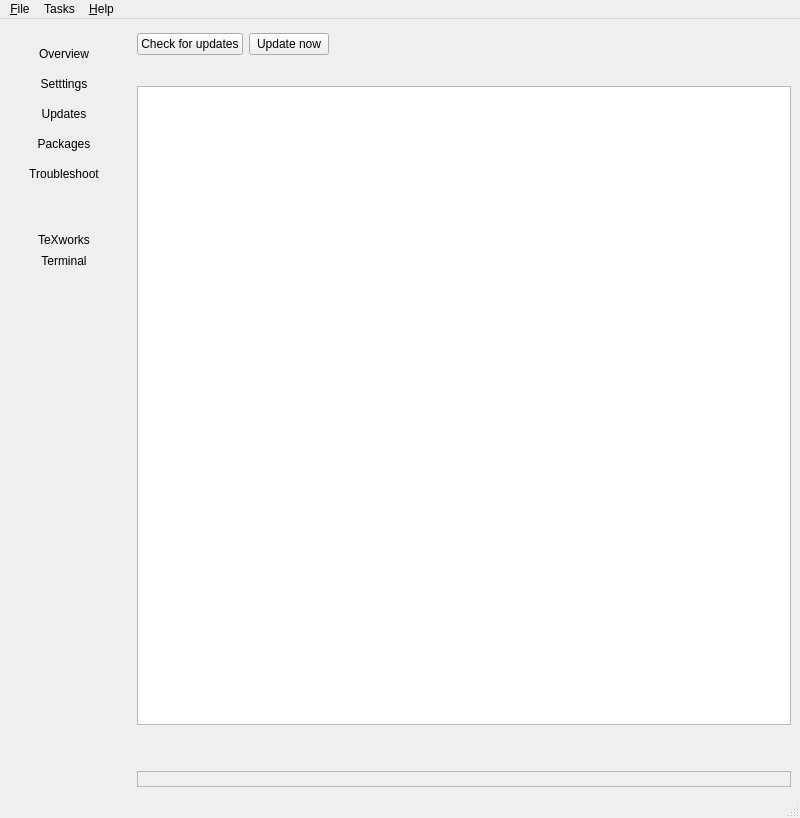
Before: the Qt Designer form Programs/MiKTeX/Console/Qt/mainwindow.ui in MiKTeX/miktex, drawn with Qt 5.
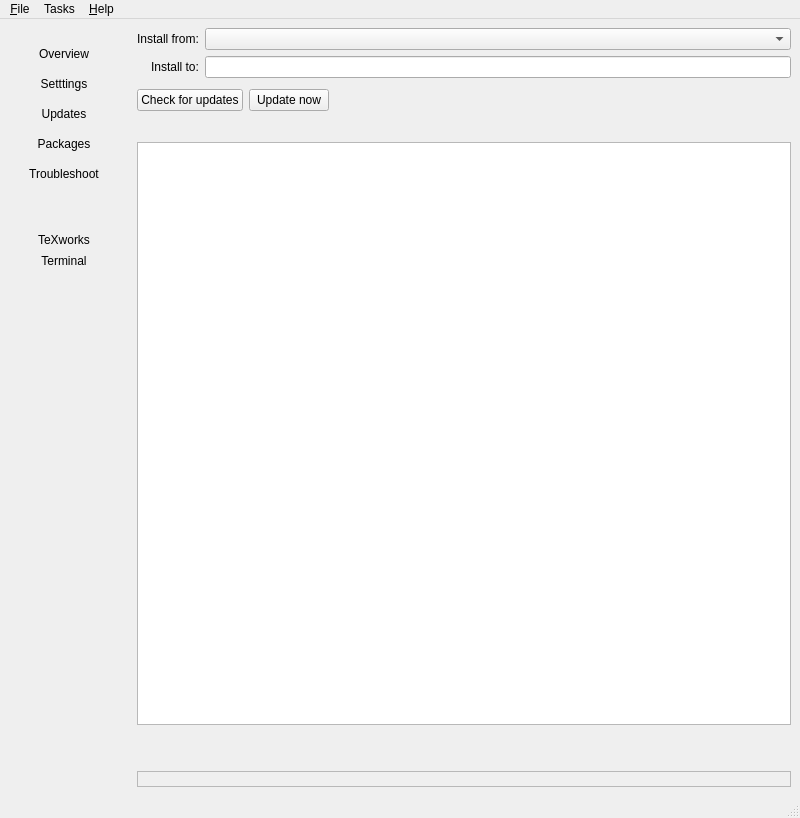
After: the same form once the commit is applied. The open tabs and pages were chosen to show the change. Icons and pictures are not drawn.

```diff
--- a/Programs/MiKTeX/Console/Qt/mainwindow.ui
+++ b/Programs/MiKTeX/Console/Qt/mainwindow.ui
@@ -1071,6 +1071,37 @@
            <property name="bottomMargin">
             <number>0</number>
            </property>
+           <item>
+            <layout class="QFormLayout" name="formLayoutx">
+             <property name="labelAlignment">
+              <set>Qt::AlignRight|Qt::AlignTrailing|Qt::AlignVCenter</set>
+             </property>
+             <item row="0" column="0">
+              <widget class="QLabel" name="labelInstallFrom2">
+               <property name="text">
+                <string>Install from:</string>
+               </property>
+              </widget>
+             </item>
+             <item row="1" column="0">
+              <widget class="QLabel" name="labelInstallTo2">
+               <property name="text">
+                <string>Install to:</string>
+               </property>
+              </widget>
+             </item>
+             <item row="1" column="1">
+              <widget class="QLineEdit" name="lineEditInstallRoot2">
+               <property name="readOnly">
+                <bool>true</bool>
+               </property>
+              </widget>
+             </item>
+             <item row="0" column="1">
+              <widget class="QComboBox" name="comboRepository3"/>
+             </item>
+            </layout>
+           </item>
            <item>
             <widget class="QWidget" name="groupUpdates" native="true">
              <layout class="QHBoxLayout" name="horizontalLayout_3">
```
Left out of the diff: 4 changed lines with no effect on the pictures.
